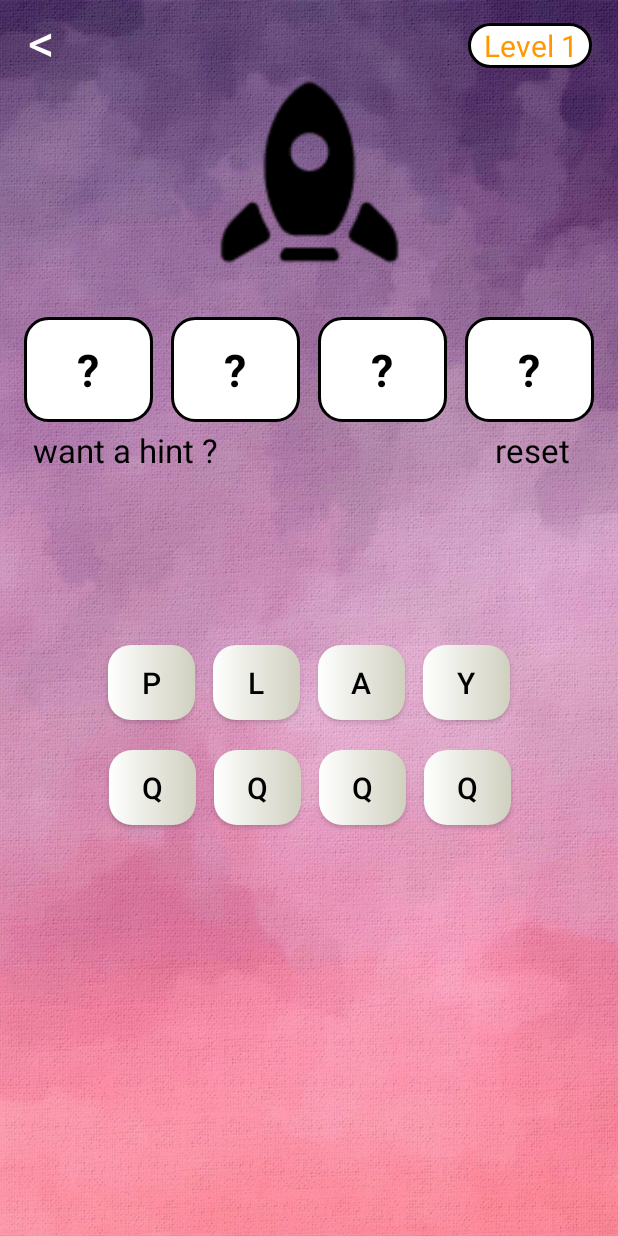
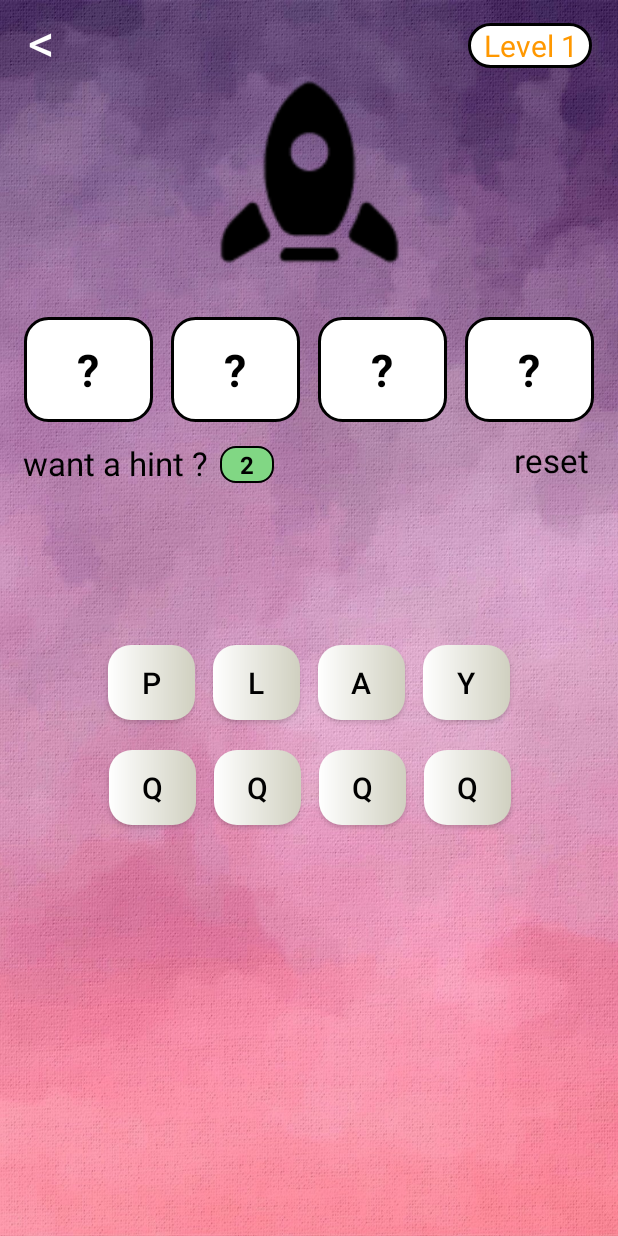
Before and after one commit to Kushal-Gera/Jumbled-World, an Android app: the MainActivity screen opened directly, with no data from a screen before it, on a phone screen of 412 x 824 dp. Run offline under Robolectric (Android 15) with nearby library versions, the phone set to English and light mode, and no system bars.

Commit message:
hint left icon

```diff
--- a/app/src/main/java/com/example/jumbledworld/MainActivity.java
+++ b/app/src/main/java/com/example/jumbledworld/MainActivity.java
@@ -34,7 +34,7 @@ public class MainActivity extends AppCompatActivity {
 
     private Button op1, op2, op3, op4 ,op5 ,op6, op7, op8;
     private TextView ans1, ans2, ans3, ans4;
-    TextView back, reset, hint, level;
+    TextView back, reset, hint, level, hintLeft;
     ImageView rocket;
 
     public int click = 1;
@@ -62,7 +62,8 @@ public class MainActivity extends AppCompatActivity {
         WORDS.add("when");  WORDS.add("dude");  WORDS.add("mute");  WORDS.add("kite");
         WORDS.add("dark");  WORDS.add("bird");  WORDS.add("team");  WORDS.add("wine");
         WORDS.add("step");  WORDS.add("food");  WORDS.add("tyre");  WORDS.add("sick");
-        WORDS.add("skip");  WORDS.add("chin");  WORDS.add("soup");  WORDS.add("wise");
+        WORDS.add("skip");  WORDS.add("chin");  WORDS.add("soup");  WORDS.add("kind");
+        WORDS.add("mail");  WORDS.add("spin");  WORDS.add("toss");  WORDS.add("wise");
         size = WORDS.size();
 
         //these are the initialisations :(
@@ -82,6 +83,8 @@ public class MainActivity extends AppCompatActivity {
         ///////////////////////////////////////////////////////////////
 
         rocket = findViewById(R.id.rocket);
+        hintLeft = findViewById(R.id.hintLeft);
+        hintLeft.setText(String.valueOf(allowedHint - click));
 
         back = findViewById(R.id.back);
         back.setOnClickListener(new View.OnClickListener() {
@@ -95,32 +98,39 @@ public class MainActivity extends AppCompatActivity {
         hint.setOnClickListener(new View.OnClickListener() {
             @Override
             public void onClick(View v) {
-                //edit here
+                //hints here
+
                 if (click < allowedHint && hint1 == 10){
                     click++;
+                    Toast.makeText(MainActivity.this, "hey1", Toast.LENGTH_SHORT).show();
                     Random r = new Random();
                     hint1 = r.nextInt(4);
                     tvList.get(hint1).setText(String.valueOf(WORDS.get(l).charAt(hint1)).toUpperCase() );
                     tvList.get(hint1).setTextColor(getResources().getColor(R.color.colorGrey) );
+
+                    hintLeft.setBackground(getResources().getDrawable(R.drawable.circle_red));
+                    hintLeft.setText(String.valueOf(allowedHint - click));
                 }
                 else if (click < allowedHint){
                     click++;
+                    Toast.makeText(MainActivity.this, "hey2", Toast.LENGTH_SHORT).show();
                     Random rr = new Random();
-                    hint2 = rr.nextInt(4);
-                    while (hint1 == hint2){
-                        Log.d(TAG, "onClick: values earlier " + hint1 + " and " + hint2);
+                    do {
                         hint2 = rr.nextInt(4);
-                        Log.d(TAG, "onClick: values " + hint1 + " and " + hint2);
-                    }
+                        Log.d(TAG, "onClick: hint : " + hint1 + " and " + hint2 );
+                    } while (hint1 == hint2);
+
                     tvList.get(hint2).setText(String.valueOf(WORDS.get(l).charAt(hint2)).toUpperCase() );
                     tvList.get(hint2).setTextColor(getResources().getColor(R.color.colorGrey) );
+                    hintLeft.setText(String.valueOf(allowedHint - click));
 
                     hint1 = 10;
-                    hint2 = 10;
+                    hint2 = 100;
 
                 }
                 else {
                     hint.setVisibility(View.INVISIBLE);
+                    hintLeft.setVisibility(View.INVISIBLE);
                     Toast.makeText(MainActivity.this, "No More Hints in This Level", Toast.LENGTH_SHORT).show();
                 }
             }
@@ -137,7 +147,8 @@ public class MainActivity extends AppCompatActivity {
         level = findViewById(R.id.level);
         level.setText("Level " + (l+1) );
 
-        if (l+1 < size)
+
+        if (l < size)
             initialise_with(WORDS.get(l), buttonList);
         else {
             Snackbar.make(ans1,"Game Ends Here..", Snackbar.LENGTH_INDEFINITE)
@@ -316,6 +327,9 @@ public class MainActivity extends AppCompatActivity {
                                 l++;
                                 click = 1;
                                 hint.setVisibility(View.VISIBLE);
+                                hintLeft.setVisibility(View.VISIBLE);
+                                hintLeft.setBackground(getResources().getDrawable(R.drawable.circle_green));
+                                hintLeft.setText(String.valueOf(allowedHint-click));
                                 initialise_with(WORDS.get(l), buttonList);
                             }
                             else {
@@ -341,7 +355,7 @@ public class MainActivity extends AppCompatActivity {
                     clearAns();
 
                 }
-            },300 );
+            },200 );
 
         //******************************************************************************************
         }else {
@@ -456,6 +470,7 @@ public class MainActivity extends AppCompatActivity {
 
         hint.setOnClickListener(listener);  reset.setOnClickListener(listener);
         level.setOnClickListener(listener); back.setOnClickListener(listener);
+        hintLeft.setOnClickListener(listener);
 
         rocket.setOnClickListener(new View.OnClickListener() {
             @Override
--- /dev/null
+++ b/app/src/main/res/drawable/circle_green.xml
@@ -0,0 +1,17 @@
+<?xml version="1.0" encoding="utf-8"?>
+<shape xmlns:android="http://schemas.android.com/apk/res/android">
+
+    <solid
+        android:color="@color/colorDialogGreen">
+    </solid>
+
+    <corners
+        android:radius="10dp">
+    </corners>
+
+    <stroke
+        android:width="1dp"
+        android:color="@color/colorBlack">
+    </stroke>
+
+</shape>
--- /dev/null
+++ b/app/src/main/res/drawable/circle_red.xml
@@ -0,0 +1,17 @@
+<?xml version="1.0" encoding="utf-8"?>
+<shape xmlns:android="http://schemas.android.com/apk/res/android">
+
+    <solid
+        android:color="@color/colorDialogRed">
+    </solid>
+
+    <corners
+        android:radius="10dp">
+    </corners>
+
+    <stroke
+        android:width="1dp"
+        android:color="@color/colorBlack">
+    </stroke>
+
+</shape>
--- a/app/src/main/res/layout/activity_continue_screen.xml
+++ b/app/src/main/res/layout/activity_continue_screen.xml
@@ -21,7 +21,8 @@
         app:layout_constraintEnd_toEndOf="parent"
         app:layout_constraintHorizontal_bias="0.0"
         app:layout_constraintStart_toStartOf="parent"
-        app:layout_constraintTop_toTopOf="parent" />
+        app:layout_constraintTop_toTopOf="parent"
+        tools:ignore="HardcodedText" />
 
     <LinearLayout
         android:layout_width="match_parent"
@@ -42,9 +43,9 @@
             android:layout_marginEnd="20dp"
             android:layout_marginBottom="70dp"
             android:layout_weight="1"
-            android:textColor="@color/colorWhite"
             android:background="@drawable/btn_bg"
             android:text="@string/new_game"
+            android:textColor="@color/colorWhite"
             android:textSize="18sp"
             tools:ignore="ButtonStyle" />
 
@@ -53,13 +54,13 @@
             android:layout_width="180dp"
             android:layout_height="50dp"
             android:layout_marginStart="20dp"
-            android:textColor="@color/colorWhite"
             android:layout_marginTop="70dp"
             android:layout_marginEnd="30dp"
             android:layout_marginBottom="70dp"
             android:layout_weight="1"
             android:background="@drawable/btn_bg"
             android:text="@string/conti"
+            android:textColor="@color/colorWhite"
             android:textSize="18sp"
             tools:ignore="ButtonStyle" />
 
--- a/app/src/main/res/layout/activity_main.xml
+++ b/app/src/main/res/layout/activity_main.xml
@@ -122,6 +122,8 @@
     <LinearLayout
         android:layout_width="match_parent"
         android:layout_height="wrap_content"
+        android:layout_marginTop="8dp"
+        android:gravity="center"
         android:orientation="horizontal"
         app:layout_constraintEnd_toEndOf="parent"
         app:layout_constraintStart_toStartOf="parent"
@@ -131,20 +133,38 @@
             android:id="@+id/hint"
             android:layout_width="wrap_content"
             android:layout_height="30dp"
-            android:layout_marginStart="22dp"
-            android:layout_weight="3"
+            android:layout_marginStart="15dp"
+            android:layout_weight="1"
             android:maxLines="1"
             android:text="@string/hint"
             android:textColor="@color/colorBlack"
             android:textSize="22sp" />
 
         <TextView
+            android:id="@+id/hintLeft"
+            android:layout_width="30dp"
+            android:layout_height="match_parent"
+            android:layout_gravity="center"
+            android:layout_marginTop="4dp"
+            android:layout_marginStart="2dp"
+            android:layout_marginBottom="3dp"
+            android:layout_weight="1"
+            android:background="@drawable/circle_green"
+            android:gravity="center"
+            android:textColor="@color/colorBlack"
+            android:textSize="16sp"
+            android:textStyle="bold"
+            tools:text="2" />
+
+        <TextView
             android:id="@+id/reset"
             android:layout_width="wrap_content"
-            android:layout_height="27dp"
-            android:layout_marginEnd="6dp"
-            android:layout_weight="1"
-            android:gravity="center"
+            android:layout_height="30dp"
+            android:layout_marginEnd="20dp"
+            android:layout_marginBottom="2dp"
+            android:layout_marginStart="60dp"
+            android:layout_weight="15"
+            android:gravity="end"
             android:maxLines="1"
             android:text="@string/reset"
             android:textColor="@color/colorBlack"
--- a/app/src/main/res/values/colors.xml
+++ b/app/src/main/res/values/colors.xml
@@ -7,7 +7,7 @@
     <color name="colorWhite">#fff</color>
     <color name="colorGrey">#BBB</color>
 
-    <color name="colorDialogGreen">#81C784</color>
+    <color name="colorDialogGreen">#81D784</color>
     <color name="colorDialogRed">#E57373</color>
 
 </resources>
```
